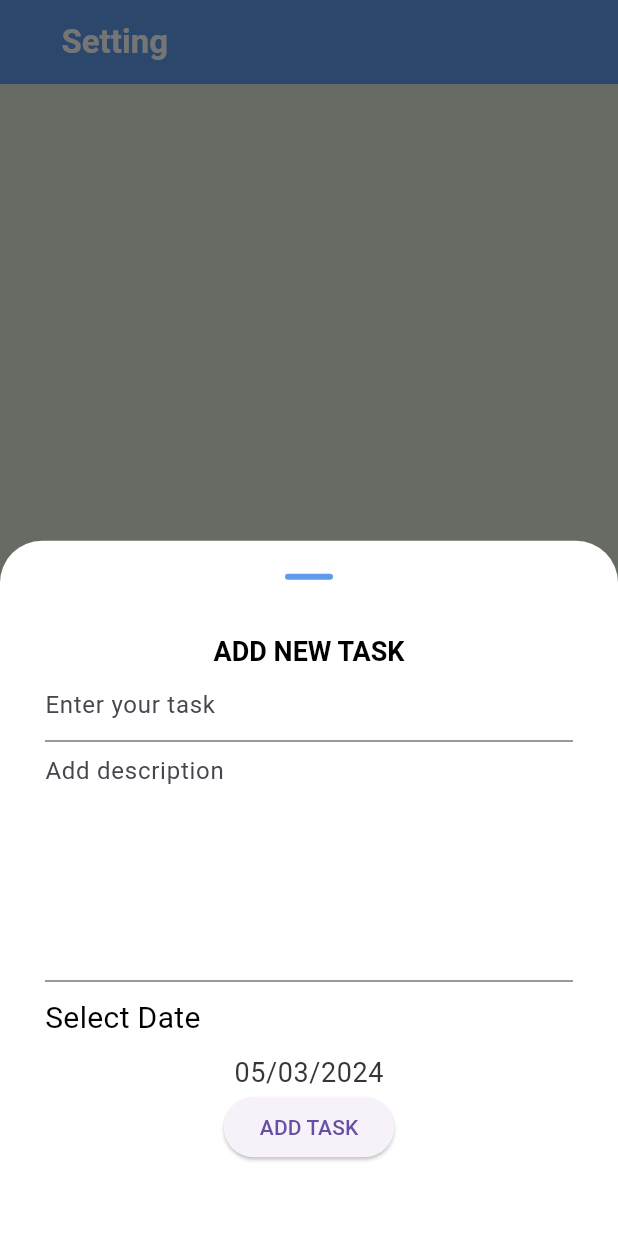
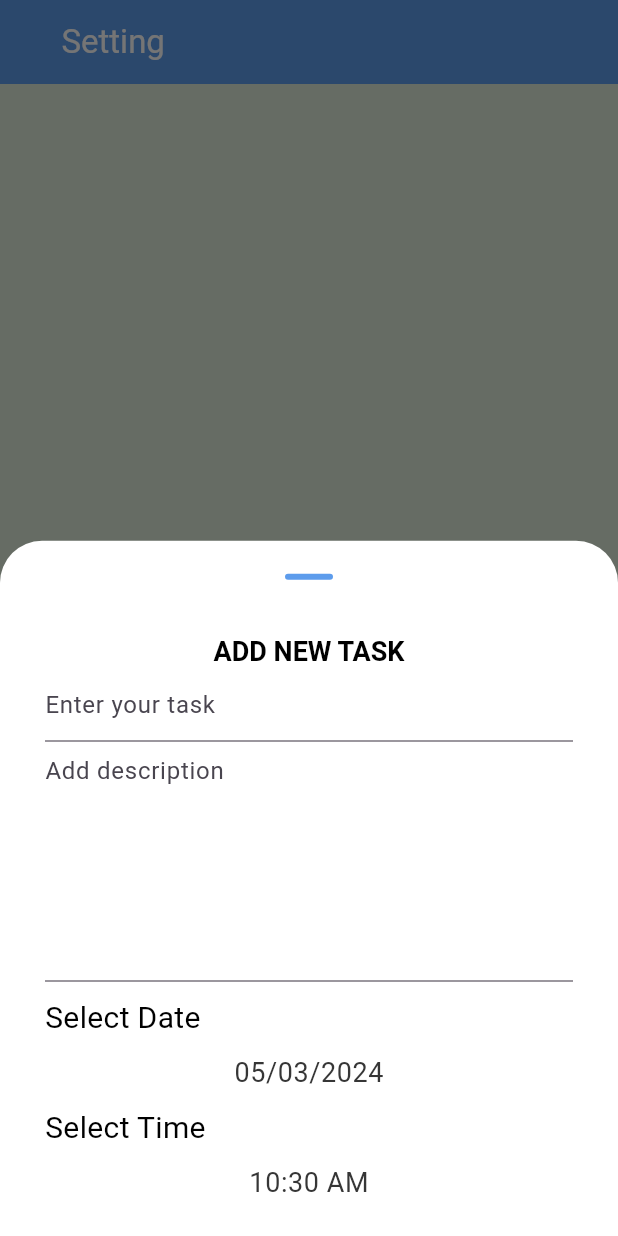
Before and after one commit to AHMED3ly4/todo_app, a Flutter app: the screen it shows after launch, item 2 of the bottom bar chosen, after a tap on the "add" icon, on a phone screen of 412 x 824 dp. Run offline on Flutter 3.47's test engine with Material 3 defaults, Android fonts, the light colour scheme and no system bars; missing offline and left inert: flutter_timeline_calendar; generated files the repository leaves out were written again.

Commit message:
Revert "Feature/firebase"

```diff
--- a/lib/app_theme.dart
+++ b/lib/app_theme.dart
@@ -14,11 +14,7 @@ class AppTheme{
     appBarTheme: AppBarTheme(
       backgroundColor: blue,
       foregroundColor: white,
-      elevation: 0,
-      titleTextStyle: TextStyle(
-        fontWeight: FontWeight.w700,
-        fontSize: 22,
-      ),
+      elevation: 0
     ),
     textTheme: TextTheme(
       headlineLarge: const TextStyle(
@@ -42,12 +38,5 @@ class AppTheme{
       showDragHandle: true,
       dragHandleColor: blue
     ),
-    floatingActionButtonTheme: FloatingActionButtonThemeData(
-      backgroundColor: blue,
-      foregroundColor: white
-    ),
-    bottomNavigationBarTheme: BottomNavigationBarThemeData(
-      selectedItemColor: blue
-    ),
   );
 }
--- a/lib/firebase_utils.dart
+++ /dev/null
@@ -1,50 +0,0 @@
-import 'package:cloud_firestore/cloud_firestore.dart';
-import 'package:todo_app/models/task_model.dart';
-
-class FirebaseUtils{
-
-  static CollectionReference<TaskModel> getTaskCollection()=>FirebaseFirestore.instance.collection('tasks').withConverter<TaskModel>(
-      fromFirestore: (snapshot, _) =>TaskModel.fromJson(snapshot.data()!),
-      toFirestore: (task, _) => task.toJson(),
-  );
-
-  static Future<void> addTaskToFireBase(TaskModel task)  {
-    final  CollectionReference tasksCollection = getTaskCollection();
-    final DocumentReference doc = tasksCollection.doc();
-    task.id =doc.id;
-    return doc.set(task);
-  }
-
-  static Future <List<TaskModel>> getAllTasksFromFireStore()async {
-    final tasksCollection = getTaskCollection();
-    final querySnapShot = await tasksCollection.get();
-    return querySnapShot.docs.map((doc) => doc.data()).toList();
-  }
-
-  static Future<void> deleteTask(String iD){
-    final taskCollection = getTaskCollection();
-    final doc = taskCollection.doc(iD);
-    return doc.delete();
-  }
-
-  static Future<void> editTaskData(String iD,String newTitle,String newDesc,DateTime newDate){
-    final taskCollection =getTaskCollection();
-    final doc = taskCollection.doc(iD);
-    return doc.update({
-      'title': newTitle,
-      'description':newDesc,
-      'dateTime':Timestamp.fromDate(newDate),
-    });
-  }
-
-  static Future<void> editTaskSituation(String iD)async{
-    final taskCollection = getTaskCollection();
-    final doc = taskCollection.doc(iD);
-    List<TaskModel> allTasks=await getAllTasksFromFireStore();
-    TaskModel task = allTasks.firstWhere((task) => task.id==iD);
-    return doc.update({
-      'isDone': !task.isDone,
-    });
-  }
-
-}
--- a/lib/screens/home_screen.dart
+++ b/lib/home_screen.dart
@@ -6,16 +6,14 @@ import 'package:flutter_gen/gen_l10n/app_localizations.dart';
 import 'package:todo_app/widgets/app_bottom_sheet.dart';
 class HomeScreen extends StatefulWidget {
   static const String routeName='/';
-
-  const HomeScreen({super.key});
   @override
   State<HomeScreen> createState() => _HomeScreenState();
 }
 
 class _HomeScreenState extends State<HomeScreen> {
   List<Widget> tabs=[
-    const ListTab(),
-    const SettingTab(),
+    ListTab(),
+    SettingTab(),
   ];
 
   int currentIndex =0;
@@ -26,20 +24,18 @@ class _HomeScreenState extends State<HomeScreen> {
      AppLocalizations.of(context)!.setting,
     ];
     return Scaffold(
-      resizeToAvoidBottomInset: false,
       appBar: AppBar(
         title: Padding(
-          padding: const EdgeInsetsDirectional.only(start: 25),
+          padding: EdgeInsetsDirectional.only(start: 25),
           child: Text(tabsName[currentIndex]),
         ),
       ),
 
       bottomNavigationBar: BottomAppBar(
         clipBehavior: Clip.antiAliasWithSaveLayer,
-        notchMargin: 10,
+        notchMargin: 12,
         elevation: 0,
-        padding: EdgeInsets.zero,
-        shape:  CircularNotchedRectangle(),
+        shape: const CircularNotchedRectangle(),
         child: BottomNavigationBar(
           items: [
             BottomNavigationBarItem(
@@ -62,7 +58,7 @@ class _HomeScreenState extends State<HomeScreen> {
           onPressed: (){
             showModalBottomSheet(
                 context: context,
-                builder: (context)=> const AppBottomSheet(),
+                builder: (context)=> AppBottomSheet(),
             );
           },
         shape: CircleBorder(
--- a/lib/main.dart
+++ b/lib/main.dart
@@ -1,35 +1,20 @@
-import 'package:cloud_firestore/cloud_firestore.dart';
 import 'package:flutter/material.dart';
 import 'package:provider/provider.dart';
 import 'package:todo_app/app_theme.dart';
-import 'package:todo_app/screens/edit_task_screen.dart';
-import 'package:todo_app/screens/home_screen.dart';
-import 'package:todo_app/providers/tasks_provider.dart';
+import 'package:todo_app/home_screen.dart';
 import 'package:todo_app/tabs/list_tab.dart';
 import 'package:todo_app/tabs/setting_tab.dart';
+import 'package:flutter_gen/gen_l10n/app_localizations.dart';
 import 'package:flutter_localizations/flutter_localizations.dart';
-import 'providers/setting_provider.dart';
+import 'setting_provider.dart';
 import 'package:provider/provider.dart';
-import 'package:flutter_gen/gen_l10n/app_localizations.dart';
-import 'package:firebase_core/firebase_core.dart';
 
-void main() async{
-  WidgetsFlutterBinding.ensureInitialized();
-  await Firebase.initializeApp();
-  await FirebaseFirestore.instance.disableNetwork();
+void main() {
   runApp(
-    MultiProvider(
-        providers: [
-          ChangeNotifierProvider(
-            create: (ctx)=> SettingProvider(),
-          ),
-          ChangeNotifierProvider(
-            create: (ctx)=> TasksProvider()..getTasks(),
-          ),
-        ],
+    ChangeNotifierProvider(
+        create: (ctx)=> SettingProvider(),
       child: TodoApp(),
-    )
-
+    ),
   );
 }
 
@@ -49,11 +34,15 @@ class _TodoAppState extends State<TodoApp> {
         HomeScreen.routeName : (context) => HomeScreen(),
         ListTab.routeName : (context) => ListTab(),
         SettingTab.routeName : (context) => SettingTab(),
-        EditTaskScreen.routeName : (context) => EditTaskScreen(),
       },
       theme: AppTheme.appLightTheme,
-      localizationsDelegates:AppLocalizations.localizationsDelegates,
-      supportedLocales: const [
+      localizationsDelegates: [
+        AppLocalizations.delegate,
+        GlobalMaterialLocalizations.delegate,
+        GlobalWidgetsLocalizations.delegate,
+        GlobalCupertinoLocalizations.delegate,
+      ],
+      supportedLocales: [
         Locale('en'), // English
         Locale('ar'), // arabic
       ],
--- a/lib/models/task_model.dart
+++ /dev/null
@@ -1,34 +0,0 @@
-import 'package:cloud_firestore/cloud_firestore.dart';
-
-class TaskModel{
-  String id;
-  String title;
-  String description;
-  DateTime dateTime;
-  bool isDone;
-
-  TaskModel({
-    this.id='',
-    required this.title,
-    required this.description,
-    required this.dateTime,
-    this.isDone=false});
-
-  factory TaskModel.fromJson(Map<String,dynamic> json){
-    return TaskModel(
-        id: json["id"],
-        title: json["title"],
-        description: json["description"],
-        dateTime: (json["dateTime"] as Timestamp ).toDate(),
-        isDone: json["isDone"]);
-  }
-
-  Map<String,dynamic> toJson() =>{
-    "id":id,
-    "title":title,
-    "description":description,
-    "dateTime":Timestamp.fromDate(dateTime),
-    "isDone":isDone,
-  };
-
-}
--- a/lib/providers/tasks_provider.dart
+++ /dev/null
@@ -1,26 +0,0 @@
-import 'package:flutter/material.dart';
-import 'package:todo_app/firebase_utils.dart';
-import 'package:todo_app/models/task_model.dart';
-
-class TasksProvider with ChangeNotifier{
-  List<TaskModel> tasks=[];
-
-  DateTime date=DateTime.now();
-
-  void getTasks()async{
-    final allTasks = await FirebaseUtils.getAllTasksFromFireStore();
-    tasks = allTasks.where((task) =>
-        task.dateTime.day == date.day &&
-        task.dateTime.month == date.month &&
-        task.dateTime.year == date.year).toList();
-    tasks.sort((task , nextTask) => task.dateTime.compareTo(nextTask.dateTime),);
-    notifyListeners();
-  }
-
-  void changeDate(DateTime dateToChange){
-    date=dateToChange;
-    getTasks();
-    notifyListeners();
-  }
-
-}
--- a/lib/tabs/list_tab.dart
+++ b/lib/tabs/list_tab.dart
@@ -2,24 +2,19 @@ import 'package:flutter/material.dart';
 import 'package:flutter_timeline_calendar/timeline/flutter_timeline_calendar.dart';
 import 'package:provider/provider.dart';
 import 'package:todo_app/app_theme.dart';
-import 'package:todo_app/firebase_utils.dart';
-import 'package:todo_app/providers/setting_provider.dart';
-import 'package:todo_app/providers/tasks_provider.dart';
+import 'package:todo_app/setting_provider.dart';
 
 import '../widgets/task_item.dart';
-
 class ListTab extends StatelessWidget {
-  static const String routeName = 'list tab';
-
-  const ListTab({super.key});
+  static const String routeName='list tab';
   @override
   Widget build(BuildContext context) {
-    TasksProvider tasksProvider = Provider.of<TasksProvider>(context);
-    SettingProvider settingProvider = Provider.of(context);
+    SettingProvider settingProvider =Provider.of(context);
     return Column(
       children: [
       TimelineCalendar(
       calendarType: CalendarType.GREGORIAN,
+
       calendarLanguage: 'en',
       calendarOptions: CalendarOptions(
         viewType: ViewType.DAILY,
@@ -39,19 +34,13 @@ class ListTab extends StatelessWidget {
           backgroundColor: AppTheme.blue,
           headerTextColor: Colors.black,
       ),
-          dateTime: CalendarDateTime(year: tasksProvider.date.year,
-            month: tasksProvider.date.month,
-            day: tasksProvider.date.day,
-          ),
-          onChangeDateTime: (calenderDateTime) {
-            tasksProvider.changeDate(calenderDateTime.toDateTime());
+      onChangeDateTime: (datetime) {
+        print(datetime.getDate());
       },
     ),
         Expanded(
-          child: ListView.builder(
-            itemBuilder: (context, index) =>
-                TaskItem(tasksProvider.tasks[index]),
-            itemCount: tasksProvider.tasks.length,
+          child: ListView.builder(itemBuilder: (context,index)=>TaskItem(),
+            itemCount: 10,
           ),
         ),
       ],
--- a/lib/tabs/setting_tab.dart
+++ b/lib/tabs/setting_tab.dart
@@ -2,8 +2,6 @@ import 'package:flutter/material.dart';
 
 class SettingTab extends StatelessWidget {
   static const String routeName='setting tab';
-
-  const SettingTab({super.key});
   @override
   Widget build(BuildContext context) {
     return Container(
--- a/lib/widgets/app_bottom_sheet.dart
+++ b/lib/widgets/app_bottom_sheet.dart
@@ -1,30 +1,26 @@
 import 'package:flutter/material.dart';
-import 'package:fluttertoast/fluttertoast.dart';
 import 'package:intl/intl.dart';
-import 'package:provider/provider.dart';
-import 'package:todo_app/firebase_utils.dart';
-import 'package:todo_app/models/task_model.dart';
-import 'package:todo_app/providers/tasks_provider.dart';
-import 'package:todo_app/widgets/select_date.dart';
 
 class AppBottomSheet extends StatefulWidget {
-  const AppBottomSheet({super.key});
 
   @override
   State<AppBottomSheet> createState() => _AppBottomSheetState();
 }
 
 class _AppBottomSheetState extends State<AppBottomSheet> {
-  DateTime selectedDate = DateTime.now();
-  final  taskNameController=TextEditingController();
-  final taskDescController=TextEditingController();
-  final dateFormat = DateFormat('dd/MM/yyyy');
   @override
   Widget build(BuildContext context) {
-    var now = DateTime.now();
+    final dateFormat =DateFormat('dd/MM/yyyy');
+    final timeFormat =DateFormat('Hm');
+    var now=DateTime.now();
+    DateTime selectedDate=DateTime.now();
+    TimeOfDay selectedTime=TimeOfDay.now();
     return Container(
-      height: MediaQuery.of(context).size.height * 0.8,
-      padding: const EdgeInsets.symmetric(vertical: 15, horizontal: 30),
+      height: MediaQuery.of(context).size.height *0.8,
+      padding: EdgeInsets.symmetric(
+        vertical: 15,
+        horizontal: 30
+      ),
       child: SingleChildScrollView(
         child: Column(
           children: [
@@ -33,67 +29,76 @@ class _AppBottomSheetState extends State<AppBottomSheet> {
               style: Theme.of(context).textTheme.headlineLarge,
             ),
             TextFormField(
-              decoration: const InputDecoration(hintText: 'Enter your task'),
-              controller: taskNameController,
+              decoration: const InputDecoration(
+                  hintText: 'Enter your task'
+              ),
             ),
             TextFormField(
               decoration: const InputDecoration(
-                hintText: 'Add description',
+                  hintText: 'Add description',
               ),
-              controller: taskDescController,
               maxLines: 6,
             ),
             Container(
               width: double.infinity,
-              margin: const EdgeInsets.symmetric(vertical: 10),
+              margin: const EdgeInsets.symmetric(
+                  vertical: 10
+              ),
               child: Text(
                 'Select Date',
                 style: Theme.of(context).textTheme.bodyMedium,
                 textAlign: TextAlign.start,
               ),
             ),
-            SelectDate(
-                onTab: () async {
-              final selected = await showDatePicker(
-                context: context,
-                initialDate: selectedDate,
-                firstDate: now,
-                lastDate: now.add(
-                  const Duration(days: 365),
-                ),
-                initialEntryMode: DatePickerEntryMode.calendarOnly,
-              );
-              selected != null ? selectedDate = selected : null;
-              setState(() {});
-            },
-              text: dateFormat.format(selectedDate),
-            ),
-            ElevatedButton(
-              onPressed: () {
-                FirebaseUtils.addTaskToFireBase(TaskModel(
-                    title: taskNameController.text,
-                    description: taskDescController.text,
-                    dateTime: selectedDate,
-                ),
-                ).timeout(
-                  const Duration(seconds: 1),
-                  onTimeout: () {
-                    Provider.of<TasksProvider>(context,listen: false).getTasks();
-                    Navigator.of(context).pop(context);
-                  },
-                ).catchError((_){
-                  Fluttertoast.showToast(
-                      msg: "OPS! something went wrong.",
-                      toastLength: Toast.LENGTH_SHORT,
-                      gravity: ToastGravity.BOTTOM,
-                      timeInSecForIosWeb: 1,
-                      backgroundColor: Colors.red,
-                      textColor: Colors.white,
-                      fontSize: 16.0
-                  );
+            GestureDetector(
+              onTap: ()async{
+                final selected= await showDatePicker(
+                  context: context,
+                  initialDate: now,
+                  firstDate: now,
+                  lastDate: now.add(Duration(days: 365),),
+                  initialEntryMode: DatePickerEntryMode.calendarOnly,
+                );
+                selected != null ? selectedDate =selected :null;
+                setState(() {
+
                 });
               },
-              child: const Text('ADD TASK'),
+              child: Text(
+                dateFormat.format(selectedDate),
+                style: Theme.of(context).textTheme.bodySmall!.copyWith(
+                    fontSize: 18
+                ),
+              ),
+            ),
+            Container(
+              width: double.infinity,
+              margin: const EdgeInsets.symmetric(
+                vertical: 10
+              ),
+              child: Text(
+                'Select Time',
+                style: Theme.of(context).textTheme.bodyMedium,
+                textAlign: TextAlign.start,
+              ),
+            ),
+            GestureDetector(
+              onTap: ()async{
+                final selected = await showTimePicker(
+                    context: context,
+                    initialTime: TimeOfDay.now(),
+                );
+                selected != null? selectedTime=selected:null;
+                setState(() {
+
+                });
+              },
+              child: Text(
+                selectedTime.format(context),
+                style: Theme.of(context).textTheme.bodySmall!.copyWith(
+                  fontSize: 18
+                ),
+              ),
             ),
           ],
         ),
--- a/lib/widgets/select_date.dart
+++ /dev/null
@@ -1,20 +0,0 @@
-import 'package:flutter/material.dart';
-
-class SelectDate extends StatelessWidget {
-void Function() onTab;
-String text;
-SelectDate({required this.onTab,required this.text});
-  @override
-  Widget build(BuildContext context) {
-    return GestureDetector(
-      onTap: onTab,
-      child: Text(
-        text,
-        style: Theme.of(context)
-            .textTheme
-            .bodySmall!
-            .copyWith(fontSize: 18),
-      ),
-    );
-  }
-}
--- a/pubspec.yaml
+++ b/pubspec.yaml
@@ -40,10 +40,7 @@ dependencies:
   intl: any
   flutter_timeline_calendar: ^1.0.9
   provider: ^6.1.1
-  cloud_firestore: ^4.15.5
-  firebase_storage: ^11.6.6
-  flutter_slidable: ^3.0.1
-  fluttertoast: ^8.2.4
+
 
 dev_dependencies:
   flutter_test:
```
Also changed, not shown: lib/screens/edit_task_screen.dart (deleted, +0 -158 lines), lib/widgets/myTextFormField.dart (deleted, +0 -25 lines), lib/widgets/task_item.dart (+22 -107 lines), lib/setting_provider.dart (renamed from lib/providers/setting_provider.dart), pubspec.lock, 7 other files. Lines whose indentation alone changed are shown as unchanged.
